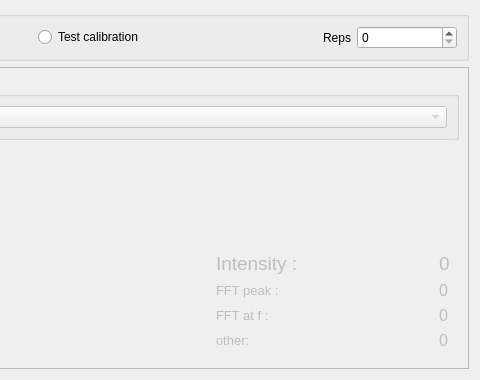
portfors-lab/sparkle, file spikeylab/calibration/calibration_widget.ui: the form before one commit; both pictures show x 270 to 750 and y 0 to 380 of the 750 by 380 pixel window.
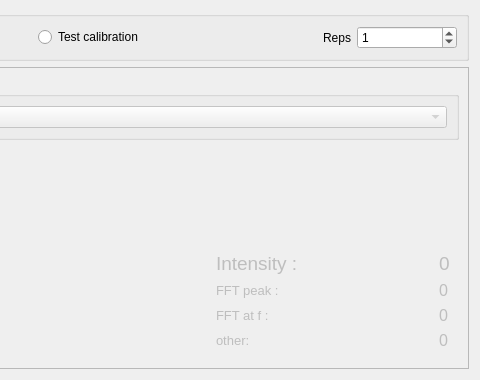
The form after the commit. Custom widgets are drawn as their Qt base class.

What changed in the file:
```diff
--- a/spikeylab/calibration/calibration_widget.ui
+++ b/spikeylab/calibration/calibration_widget.ui
@@ -75,6 +75,9 @@
           <height>16777215</height>
          </size>
         </property>
+        <property name="value">
+         <number>1</number>
+        </property>
        </widget>
       </item>
      </layout>
```
